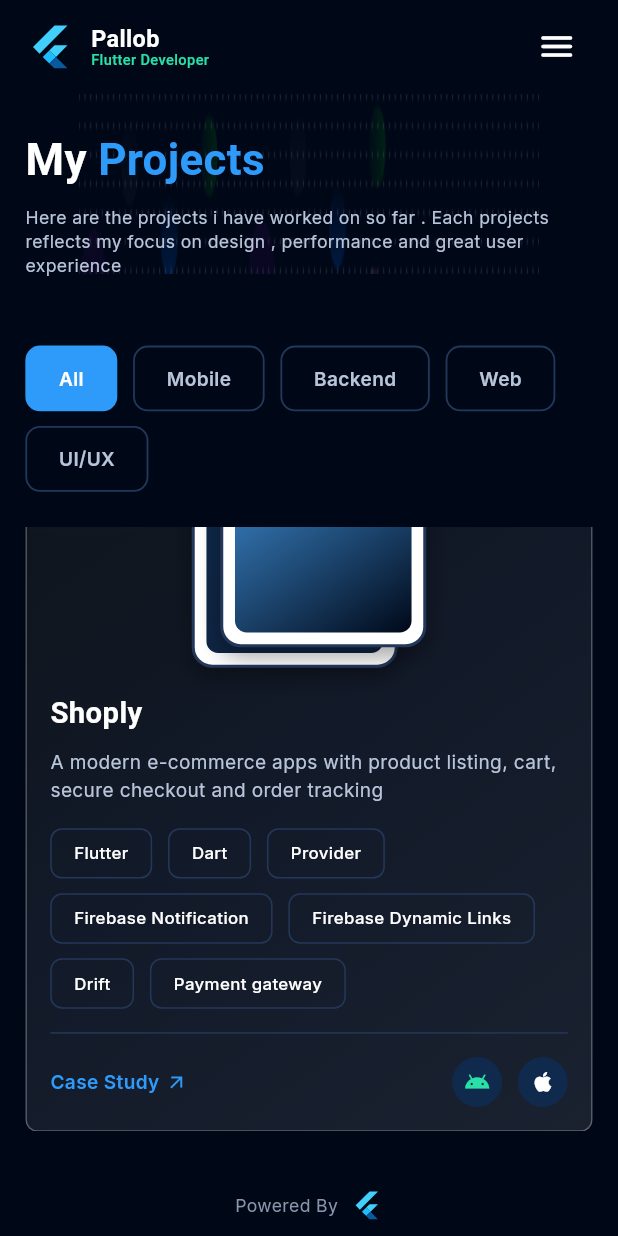
After one commit to atikurzamanpallob/myporftolio, a Flutter app: the ProjectsPage screen opened by its route, scrolled down 1220 dp, after a tap on "Case Study", on a phone screen of 412 x 824 dp. The commit adds this screen. Run offline on Flutter 3.47's test engine with Material 3 defaults, Android fonts, the light colour scheme and no system bars; our stand-ins replace flutter_screenutil, flutter_svg, go_router; missing offline and left inert: linear_progress_bar.

Commit message:
project page ui  added

```diff
--- a/lib/core/common/navigation.dart
+++ b/lib/core/common/navigation.dart
@@ -5,6 +5,7 @@ import 'package:flutter/material.dart';
 /// instead of navigating, so the nav bar stays functional as new sections
 /// (Skills, Projects, Blogs, Contact...) get added incrementally.
 import 'package:go_router/go_router.dart';
+import 'package:myportfolioapp/features/projects/presentation/pages/projects_page.dart';
 
 import '../../features/career/presentation/pages/career_page.dart';
 import '../../features/home/presentation/pages/home_view.dart';
@@ -23,6 +24,9 @@ void navigateToSection(BuildContext context, String label) {
     case 'Skills':
       context.go(SkillsPage.route);
       break;
+    case 'Projects':
+      context.go(ProjectsPage.route);
+      break;
 
     default:
       ScaffoldMessenger.of(
--- a/lib/core/common/routes.dart
+++ b/lib/core/common/routes.dart
@@ -1,6 +1,7 @@
 import 'package:flutter/material.dart';
 import 'package:go_router/go_router.dart';
 import 'package:myportfolioapp/features/home/presentation/pages/home_view.dart';
+import 'package:myportfolioapp/features/projects/presentation/pages/projects_page.dart';
 
 import '../../features/career/presentation/pages/career_page.dart';
 import '../../features/skills/presentation/pages/skills_page.dart';
@@ -19,7 +20,11 @@ final GoRouter router = GoRouter(
 
     GoRoute(
       path: SkillsPage.route,
-      pageBuilder: (context, state) => buildPage(state,SkillsPage()),
+      pageBuilder: (context, state) => buildPage(state, SkillsPage()),
+    ),
+    GoRoute(
+      path: ProjectsPage.route,
+      pageBuilder: (context, state) => buildPage(state, ProjectsPage()),
     ),
   ],
 );
--- a/lib/features/home/presentation/pages/footer_section.dart
+++ b/lib/features/home/presentation/pages/footer_section.dart
@@ -12,7 +12,7 @@ class FooterSection extends StatelessWidget {
   @override
   Widget build(BuildContext context) {
     return Padding(
-      padding: EdgeInsets.symmetric(vertical: 15.h),
+      padding: EdgeInsets.symmetric(vertical: 10.h),
       child: Row(
         mainAxisAlignment: MainAxisAlignment.center,
         children: [
--- /dev/null
+++ b/lib/features/projects/data/models/project_models.dart
@@ -0,0 +1,112 @@
+import 'package:flutter/material.dart';
+
+/// Filter categories shown in the pill bar above the project list.
+enum ProjectCategory {
+  all('All'),
+  mobile('Mobile'),
+  backend('Backend'),
+  web('Web'),
+  uiux('UI/UX');
+
+  const ProjectCategory(this.label);
+  final String label;
+}
+
+class Project {
+  const Project({
+    required this.title,
+    required this.description,
+    required this.techStack,
+    required this.categories,
+    this.androidAvailable = false,
+    this.iosAvailable = false,
+    this.caseStudyUrl,
+    this.iconGlyph = Icons.shopping_bag_outlined,
+  });
+
+  final String title;
+  final String description;
+  final List<String> techStack;
+
+  /// Which filter chips this project should show under (excluding "All",
+  /// which always matches every project).
+  final List<ProjectCategory> categories;
+
+  final bool androidAvailable;
+  final bool iosAvailable;
+
+  /// Link to an external case-study write-up. Null hides the CTA.
+  final String? caseStudyUrl;
+
+  /// Icon shown inside the placeholder screenshot mockup. Swap the
+  /// [ProjectThumbnails] widget for real screenshot assets once available.
+  final IconData iconGlyph;
+
+  bool matches(ProjectCategory filter) =>
+      filter == ProjectCategory.all || categories.contains(filter);
+}
+
+/// Sample data mirroring the Figma "Projects" page. Update freely — or
+/// wire this up to a CMS/API later.
+const List<Project> kProjects = [
+  Project(
+    title: 'Shoply',
+    description:
+        'A modern e-commerce apps with product listing, cart, secure '
+        'checkout and order tracking',
+    techStack: [
+      'Flutter',
+      'Dart',
+      'Provider',
+      'Firebase Notification',
+      'Firebase Dynamic Links',
+      'Drift',
+      'Payment gateway',
+    ],
+    categories: [ProjectCategory.mobile, ProjectCategory.backend],
+    androidAvailable: true,
+    iosAvailable: true,
+    caseStudyUrl: 'https://example.com/case-studies/shoply',
+    iconGlyph: Icons.shopping_bag_outlined,
+  ),
+  Project(
+    title: 'Shoply',
+    description:
+        'A modern e-commerce apps with product listing, cart, secure '
+        'checkout and order tracking',
+    techStack: [
+      'Flutter',
+      'Dart',
+      'Provider',
+      'Firebase Notification',
+      'Firebase Dynamic Links',
+      'Drift',
+      'Payment gateway',
+    ],
+    categories: [ProjectCategory.mobile, ProjectCategory.backend],
+    androidAvailable: true,
+    iosAvailable: true,
+    caseStudyUrl: 'https://example.com/case-studies/shoply',
+    iconGlyph: Icons.shopping_bag_outlined,
+  ),
+  Project(
+    title: 'Shoply',
+    description:
+        'A modern e-commerce apps with product listing, cart, secure '
+        'checkout and order tracking',
+    techStack: [
+      'Flutter',
+      'Dart',
+      'Provider',
+      'Firebase Notification',
+      'Firebase Dynamic Links',
+      'Drift',
+      'Payment gateway',
+    ],
+    categories: [ProjectCategory.mobile, ProjectCategory.backend],
+    androidAvailable: true,
+    iosAvailable: true,
+    caseStudyUrl: 'https://example.com/case-studies/shoply',
+    iconGlyph: Icons.shopping_bag_outlined,
+  ),
+];
--- /dev/null
+++ b/lib/features/projects/presentation/pages/projects_list_section.dart
@@ -0,0 +1,72 @@
+import 'package:flutter/material.dart';
+import 'package:flutter_screenutil/flutter_screenutil.dart';
+
+import '../../../../core/app_resources/app_fonts.dart';
+import '../../../../core/app_resources/app_colors.dart';
+import '../../../../core/utils/responsive.dart';
+import '../../data/models/project_models.dart';
+import '../widgets/project_card.dart';
+import '../widgets/project_filter_bar.dart';
+
+/// Holds the currently selected filter and renders the pill bar plus the
+/// matching list of [ProjectCard]s.
+class ProjectsListSection extends StatefulWidget {
+  const ProjectsListSection({super.key});
+
+  @override
+  State<ProjectsListSection> createState() => _ProjectsListSectionState();
+}
+
+class _ProjectsListSectionState extends State<ProjectsListSection> {
+  ProjectCategory _selected = ProjectCategory.all;
+
+  @override
+  Widget build(BuildContext context) {
+    final bool isMobile = Responsive.isMobile(context);
+    final filtered = kProjects
+        .where((project) => project.matches(_selected))
+        .toList();
+
+    return Padding(
+      padding: EdgeInsets.symmetric(
+        horizontal: isMobile ? 16.w : 40.w,
+        vertical: 10.h,
+      ),
+      child: Column(
+        crossAxisAlignment: CrossAxisAlignment.start,
+        children: [
+          ProjectFilterBar(
+            selected: _selected,
+            alignment: isMobile ? WrapAlignment.start : WrapAlignment.end,
+            onSelected: (category) => setState(() => _selected = category),
+          ),
+          SizedBox(height: 24.h),
+          if (filtered.isEmpty)
+            Padding(
+              padding: EdgeInsets.symmetric(vertical: 40.h),
+              child: Center(
+                child: Text(
+                  'No projects in this category yet.',
+                  style: TextStyle(
+                    fontSize: 13.sp,
+                    fontFamily: AppFonts.inter,
+                    color: AppColors.textSecondary,
+                  ),
+                ),
+              ),
+            )
+          else
+            Expanded(
+              child: ListView.builder(
+                itemCount: filtered.length,
+                shrinkWrap: true,
+                itemBuilder: (ctx, i) {
+                  return ProjectCard(project: filtered[i]);
+                },
+              ),
+            ),
+        ],
+      ),
+    );
+  }
+}
--- /dev/null
+++ b/lib/features/projects/presentation/pages/projects_page.dart
@@ -0,0 +1,45 @@
+import 'package:flutter/material.dart';
+import 'package:flutter_screenutil/flutter_screenutil.dart';
+
+import '../../../../core/app_resources/app_colors.dart';
+import '../../../../core/common/nav_bar.dart';
+import '../../../../core/common/navigation.dart';
+import '../../../../core/utils/responsive.dart';
+import '../../../home/presentation/pages/footer_section.dart';
+import '../widgets/projects_hero_header.dart';
+import 'projects_list_section.dart';
+
+class ProjectsPage extends StatelessWidget {
+  const ProjectsPage({super.key});
+
+  static const String activeItem = 'Projects';
+  static const String route = "/projects";
+
+  @override
+  Widget build(BuildContext context) {
+    final bool showDrawer = !Responsive.isDesktop(context);
+
+    return Scaffold(
+      backgroundColor: AppColors.background,
+      appBar: NavBar(
+        activeItem: activeItem,
+        onItemTap: (item) => navigateToSection(context, item),
+      ),
+      endDrawer: showDrawer
+          ? NavDrawer(
+              activeItem: activeItem,
+              onItemTap: (item) => navigateToSection(context, item),
+            )
+          : null,
+      body: Column(
+        children: [
+          const ProjectsHeroHeader(),
+          SizedBox(height: 8.h),
+          Expanded(child: ProjectsListSection()),
+          SizedBox(height: 20.h),
+          const FooterSection(),
+        ],
+      ),
+    );
+  }
+}
--- /dev/null
+++ b/lib/features/projects/presentation/widgets/project_card.dart
@@ -0,0 +1,229 @@
+import 'package:flutter/material.dart';
+import 'package:flutter_screenutil/flutter_screenutil.dart';
+import 'package:myportfolioapp/core/common/glass_card.dart';
+
+import '../../../../core/app_resources/app_colors.dart';
+import '../../../../core/app_resources/app_fonts.dart';
+import '../../../../core/utils/responsive.dart';
+import '../../data/models/project_models.dart';
+import 'project_thumbnails.dart';
+
+class ProjectCard extends StatelessWidget {
+  const ProjectCard({super.key, required this.project});
+
+  final Project project;
+
+  @override
+  Widget build(BuildContext context) {
+    final bool isMobile = Responsive.isMobile(context);
+
+    return Padding(
+      padding: const EdgeInsets.only(top: 10),
+      child: GlassCard(
+        child: Container(
+          width: double.infinity,
+          padding: EdgeInsets.all(isMobile ? 16.r : 24.r),
+          decoration: BoxDecoration(borderRadius: BorderRadius.circular(8.r)),
+          child: isMobile
+              ? _MobileLayout(project: project)
+              : _WideLayout(project: project),
+        ),
+      ),
+    );
+  }
+}
+
+class _WideLayout extends StatelessWidget {
+  const _WideLayout({required this.project});
+  final Project project;
+
+  @override
+  Widget build(BuildContext context) {
+    return IntrinsicHeight(
+      child: Row(
+        crossAxisAlignment: CrossAxisAlignment.center,
+        children: [
+          ProjectThumbnails(icon: project.iconGlyph),
+          SizedBox(width: 28.w),
+          Expanded(child: _ProjectInfo(project: project)),
+          SizedBox(width: 20.w),
+          VerticalDivider(color: AppColors.divider, width: 1, thickness: 1),
+          SizedBox(width: 20.w),
+          SizedBox(
+            width: 140.w,
+            child: _ProjectSideActions(project: project),
+          ),
+        ],
+      ),
+    );
+  }
+}
+
+class _MobileLayout extends StatelessWidget {
+  const _MobileLayout({required this.project});
+  final Project project;
+
+  @override
+  Widget build(BuildContext context) {
+    return Column(
+      crossAxisAlignment: CrossAxisAlignment.start,
+      children: [
+        Center(child: ProjectThumbnails(icon: project.iconGlyph)),
+        SizedBox(height: 16.h),
+        _ProjectInfo(project: project),
+        SizedBox(height: 16.h),
+        Divider(color: AppColors.divider, height: 1, thickness: 1),
+        SizedBox(height: 16.h),
+        _ProjectSideActions(project: project, horizontal: true),
+      ],
+    );
+  }
+}
+
+class _ProjectInfo extends StatelessWidget {
+  const _ProjectInfo({required this.project});
+  final Project project;
+
+  @override
+  Widget build(BuildContext context) {
+    return Column(
+      crossAxisAlignment: CrossAxisAlignment.start,
+      mainAxisSize: MainAxisSize.min,
+      children: [
+        Text(
+          project.title,
+          style: TextStyle(
+            fontSize: 20.sp,
+            fontWeight: FontWeight.w700,
+            color: Colors.white,
+          ),
+        ),
+        SizedBox(height: 10.h),
+        Text(
+          project.description,
+          style: TextStyle(
+            fontSize: 13.sp,
+            fontFamily: AppFonts.inter,
+            color: AppColors.textSecondary,
+            height: 1.5,
+          ),
+        ),
+        SizedBox(height: 16.h),
+        Wrap(
+          spacing: 10.w,
+          runSpacing: 10.h,
+          children: [
+            for (final tech in project.techStack) _TechChip(label: tech),
+          ],
+        ),
+      ],
+    );
+  }
+}
+
+class _TechChip extends StatelessWidget {
+  const _TechChip({required this.label});
+  final String label;
+
+  @override
+  Widget build(BuildContext context) {
+    return Container(
+      padding: EdgeInsets.symmetric(horizontal: 14.w, vertical: 8.h),
+      decoration: BoxDecoration(
+        border: Border.all(color: AppColors.divider, width: 1),
+        borderRadius: BorderRadius.circular(8.r),
+      ),
+      child: Text(
+        label,
+        style: TextStyle(
+          fontSize: 11.5.sp,
+          fontFamily: AppFonts.inter,
+          fontWeight: FontWeight.w500,
+          color: Colors.white,
+        ),
+      ),
+    );
+  }
+}
+
+/// Case-study link (top) and Android/iOS availability badges (bottom).
+/// Stacked on desktop/tablet (spaceBetween), laid out in a row on mobile.
+class _ProjectSideActions extends StatelessWidget {
+  const _ProjectSideActions({required this.project, this.horizontal = false});
+
+  final Project project;
+  final bool horizontal;
+
+  @override
+  Widget build(BuildContext context) {
+    final caseStudy = project.caseStudyUrl == null
+        ? const SizedBox.shrink()
+        : InkWell(
+            onTap: () {},
+            child: Row(
+              mainAxisSize: MainAxisSize.min,
+              children: [
+                Text(
+                  'Case Study',
+                  style: TextStyle(
+                    fontSize: 13.sp,
+                    fontFamily: AppFonts.inter,
+                    fontWeight: FontWeight.w600,
+                    color: AppColors.primaryBlue,
+                  ),
+                ),
+                SizedBox(width: 4.w),
+                Icon(
+                  Icons.arrow_outward,
+                  size: 15.r,
+                  color: AppColors.primaryBlue,
+                ),
+              ],
+            ),
+          );
+
+    final platforms = Row(
+      mainAxisSize: MainAxisSize.min,
+      children: [
+        if (project.androidAvailable) ...[
+          _PlatformBadge(icon: Icons.android, iconColor: AppColors.accentGreen),
+          SizedBox(width: 10.w),
+        ],
+        if (project.iosAvailable)
+          _PlatformBadge(icon: Icons.apple, iconColor: Colors.white),
+      ],
+    );
+
+    if (horizontal) {
+      return Row(
+        mainAxisAlignment: MainAxisAlignment.spaceBetween,
+        children: [caseStudy, platforms],
+      );
+    }
+
+    return Column(
+      crossAxisAlignment: CrossAxisAlignment.end,
+      mainAxisAlignment: MainAxisAlignment.spaceBetween,
+      children: [caseStudy, platforms],
+    );
+  }
+}
+
+class _PlatformBadge extends StatelessWidget {
+  const _PlatformBadge({required this.icon, required this.iconColor});
+  final IconData icon;
+  final Color iconColor;
+
+  @override
+  Widget build(BuildContext context) {
+    return Container(
+      width: 34.r,
+      height: 34.r,
+      decoration: const BoxDecoration(
+        color: AppColors.iconCircleFill,
+        shape: BoxShape.circle,
+      ),
+      child: Icon(icon, size: 18.r, color: iconColor),
+    );
+  }
+}
--- /dev/null
+++ b/lib/features/projects/presentation/widgets/project_filter_bar.dart
@@ -0,0 +1,79 @@
+import 'package:flutter/material.dart';
+import 'package:flutter_screenutil/flutter_screenutil.dart';
+
+import '../../../../core/app_resources/app_colors.dart';
+import '../../../../core/app_resources/app_fonts.dart';
+import '../../data/models/project_models.dart';
+
+/// Row of filter pills (All, Mobile, Backend, Web, UI/UX). Wraps onto
+/// multiple lines on narrow screens instead of overflowing.
+class ProjectFilterBar extends StatelessWidget {
+  const ProjectFilterBar({
+    super.key,
+    required this.selected,
+    required this.onSelected,
+    this.alignment = WrapAlignment.end,
+  });
+
+  final ProjectCategory selected;
+  final ValueChanged<ProjectCategory> onSelected;
+  final WrapAlignment alignment;
+
+  @override
+  Widget build(BuildContext context) {
+    return Wrap(
+      alignment: alignment,
+      spacing: 10.w,
+      runSpacing: 10.h,
+      children: [
+        for (final category in ProjectCategory.values)
+          _FilterPill(
+            label: category.label,
+            active: category == selected,
+            onTap: () => onSelected(category),
+          ),
+      ],
+    );
+  }
+}
+
+class _FilterPill extends StatelessWidget {
+  const _FilterPill({
+    required this.label,
+    required this.active,
+    required this.onTap,
+  });
+
+  final String label;
+  final bool active;
+  final VoidCallback onTap;
+
+  @override
+  Widget build(BuildContext context) {
+    return InkWell(
+      onTap: onTap,
+      borderRadius: BorderRadius.circular(10.r),
+      child: AnimatedContainer(
+        duration: const Duration(milliseconds: 180),
+        padding: EdgeInsets.symmetric(horizontal: 20.w, vertical: 12.h),
+        decoration: BoxDecoration(
+          color: active ? AppColors.primaryBlue : Colors.transparent,
+          borderRadius: BorderRadius.circular(10.r),
+          border: Border.all(
+            color: active ? AppColors.primaryBlue : AppColors.divider,
+            width: 1.2,
+          ),
+        ),
+        child: Text(
+          label,
+          style: TextStyle(
+            fontSize: 13.sp,
+            fontFamily: AppFonts.inter,
+            fontWeight: FontWeight.w600,
+            color: active ? Colors.white : AppColors.textSecondary,
+          ),
+        ),
+      ),
+    );
+  }
+}
--- /dev/null
+++ b/lib/features/projects/presentation/widgets/project_thumbnails.dart
@@ -0,0 +1,109 @@
+import 'package:flutter/material.dart';
+import 'package:flutter_screenutil/flutter_screenutil.dart';
+
+import '../../../../core/app_resources/app_colors.dart';
+
+/// A stylized pair of "phone screen" placeholders used until real project
+/// screenshots are available. Swap this out for `Image.asset`/`Image.network`
+/// once you have actual screenshots for each project.
+class ProjectThumbnails extends StatelessWidget {
+  const ProjectThumbnails({
+    super.key,
+    required this.icon,
+    this.width = 130,
+    this.height = 210,
+  });
+
+  final IconData icon;
+  final double width;
+  final double height;
+
+  @override
+  Widget build(BuildContext context) {
+    return SizedBox(
+      width: width.w + 18.w,
+      height: height.h,
+      child: Stack(
+        children: [
+          Positioned(
+            left: 0,
+            top: 14.h,
+            child: _PhoneFrame(
+              width: width.w,
+              height: height.h - 14.h,
+              icon: icon,
+              muted: true,
+            ),
+          ),
+          Positioned(
+            right: 0,
+            top: 0,
+            child: _PhoneFrame(
+              width: width.w,
+              height: height.h - 14.h,
+              icon: icon,
+              muted: false,
+            ),
+          ),
+        ],
+      ),
+    );
+  }
+}
+
+class _PhoneFrame extends StatelessWidget {
+  const _PhoneFrame({
+    required this.width,
+    required this.height,
+    required this.icon,
+    required this.muted,
+  });
+
+  final double width;
+  final double height;
+  final IconData icon;
+  final bool muted;
+
+  @override
+  Widget build(BuildContext context) {
+    return Container(
+      width: width,
+      height: height,
+      padding: EdgeInsets.all(8.r),
+      decoration: BoxDecoration(
+        color: Colors.white,
+        borderRadius: BorderRadius.circular(14.r),
+        border: Border.all(color: AppColors.divider, width: 2),
+        boxShadow: [
+          BoxShadow(
+            color: Colors.black.withOpacity(0.35),
+            blurRadius: 12,
+            offset: const Offset(0, 6),
+          ),
+        ],
+      ),
+      child: DecoratedBox(
+        decoration: BoxDecoration(
+          borderRadius: BorderRadius.circular(8.r),
+          gradient: LinearGradient(
+            begin: Alignment.topLeft,
+            end: Alignment.bottomRight,
+            colors: muted
+                ? [AppColors.iconCircleFill, AppColors.cardBackground]
+                : [
+                    AppColors.primaryBlue.withOpacity(0.85),
+                    AppColors.background,
+                  ],
+          ),
+        ),
+        child: Center(
+          child: Icon(
+            icon,
+            color: Colors.white.withOpacity(muted ? 0.5 : 0.9),
+            size: 30.r,
+          ),
+        ),
+      ),
+    );
+  }
+}
--- /dev/null
+++ b/lib/features/projects/presentation/widgets/projects_hero_header.dart
@@ -0,0 +1,68 @@
+import 'package:flutter/material.dart';
+import 'package:flutter_screenutil/flutter_screenutil.dart';
+
+import '../../../../core/app_resources/app_colors.dart';
+import '../../../../core/app_resources/app_fonts.dart';
+import '../../../../core/app_resources/app_images.dart';
+import '../../../../core/utils/responsive.dart';
+
+class ProjectsHeroHeader extends StatelessWidget {
+  const ProjectsHeroHeader({super.key});
+
+  @override
+  Widget build(BuildContext context) {
+    final bool isMobile = Responsive.isMobile(context);
+    final double bannerHeight = isMobile ? 120 : 150;
+
+    return Stack(
+      children: [
+        Container(
+          padding: EdgeInsets.symmetric(horizontal: 50.w),
+          width: double.infinity,
+          height: bannerHeight,
+          child: Image.asset(AppImages.projectImage, fit: BoxFit.fill),
+        ),
+        Padding(
+          padding: EdgeInsets.symmetric(
+            horizontal: isMobile ? 16.w : 40.w,
+            vertical: isMobile ? 28.h : 40.h,
+          ),
+          child: Column(
+            crossAxisAlignment: CrossAxisAlignment.start,
+            children: [
+              Text.rich(
+                TextSpan(
+                  style: TextStyle(
+                    fontSize: isMobile ? 30.sp : 36.sp,
+                    fontWeight: FontWeight.w600,
+                    color: Colors.white,
+                    height: 1.15,
+                  ),
+                  children: [
+                    const TextSpan(text: 'My '),
+                    TextSpan(
+                      text: 'Projects',
+                      style: TextStyle(color: AppColors.primaryBlue),
+                    ),
+                  ],
+                ),
+              ),
+              SizedBox(height: 14.h),
+              Text(
+                'Here are the projects i have worked on so far . Each '
+                'projects reflects my focus on design , performance and '
+                'great user experience',
+                style: TextStyle(
+                  fontSize: 12.sp,
+                  fontFamily: AppFonts.inter,
+                  color: AppColors.textSecondary,
+                  height: 1.4,
+                ),
+              ),
+            ],
+          ),
+        ),
+      ],
+    );
+  }
+}
```
Also changed, not shown: assets/images/project_image.jpg.
